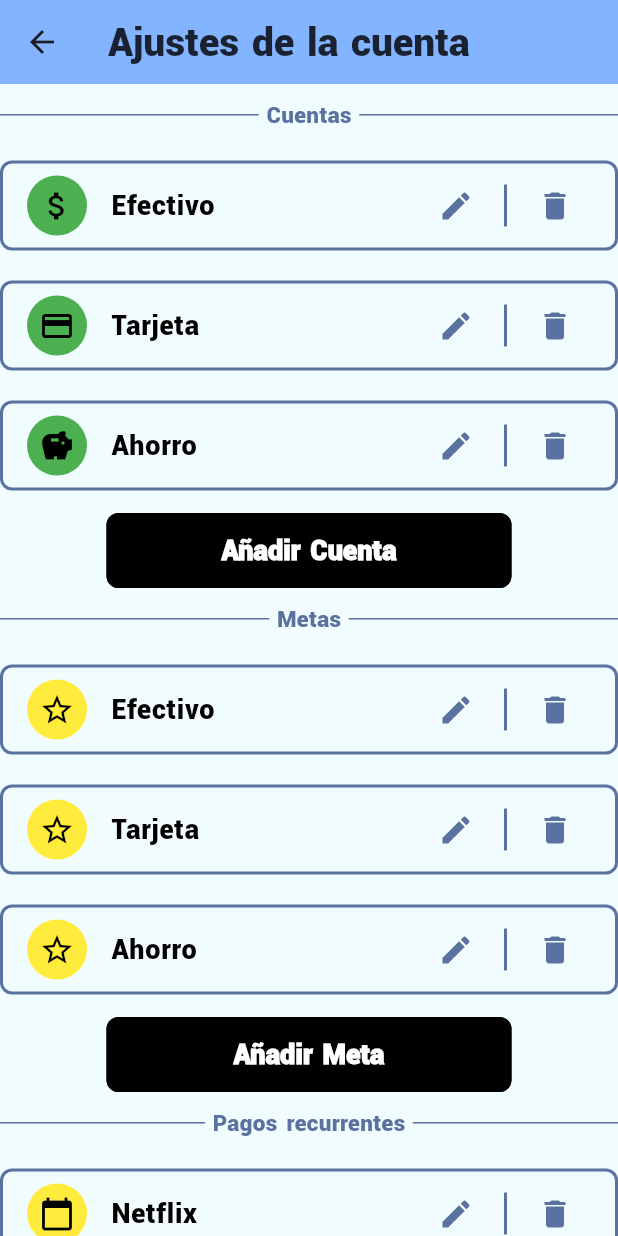
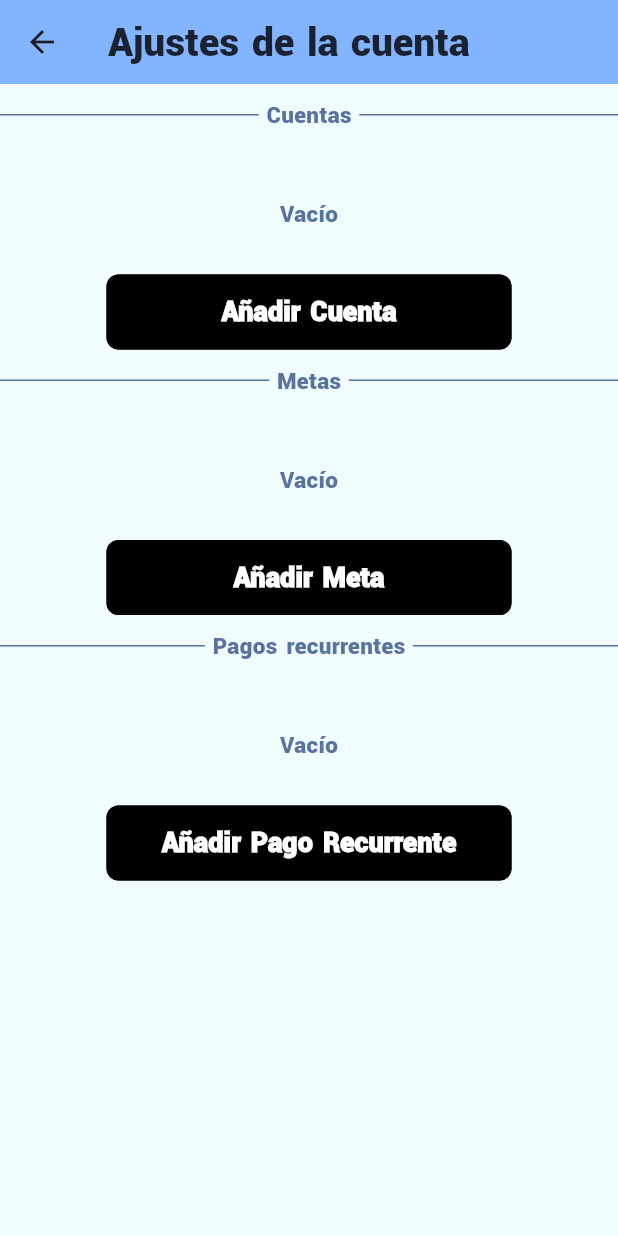
Before and after one commit to H4uSen/App-FINTES, a Flutter app: the CustomDrawer widget shown alone on an empty page, opened directly, after a tap on "Gestionar cuenta", on a phone screen of 412 x 824 dp. Run offline on Flutter 3.47's test engine with Material 3 defaults, Android fonts, the phone set to English and light mode, and no system bars; accounts and stored records are empty; Roboto replaces fonts that are missing (Roboto-Regular).

```diff
--- a/lib/business_logic/data/accounts_data.dart
+++ b/lib/business_logic/data/accounts_data.dart
@@ -1,6 +1,4 @@
 import 'package:app_fintes/business_logic/models/account_model.dart';
-import 'package:app_fintes/business_logic/models/registry_model.dart';
-
 
 List<Account> accounts = const [
   Account(
@@ -43,4 +41,5 @@ List<Account> accounts = const [
     recurrentAmount: 250.00,
   ),
 
+
 ];
--- a/lib/business_logic/data/users_data.dart
+++ b/lib/business_logic/data/users_data.dart
@@ -1,6 +1,4 @@
-import 'package:app_fintes/business_logic/models/account_model.dart';
 import 'package:app_fintes/business_logic/models/user_model.dart';
-
 
 List<User> users = [
   User(
--- a/lib/business_logic/data_functions.dart
+++ b/lib/business_logic/data_functions.dart
@@ -4,6 +4,15 @@ import 'package:app_fintes/business_logic/data/accounts_data.dart';
 import 'package:app_fintes/business_logic/data/registries_data.dart';
 import 'package:app_fintes/business_logic/models/account_model.dart';
 import 'package:app_fintes/business_logic/models/registry_model.dart';
+
+String drawerOptionSelected = 'Inicio';
+String getSelectedDrawerOption() {
+  return drawerOptionSelected;
+}
+void setSelectedDrawerOption(String drawerOption) {
+  drawerOptionSelected = drawerOption;
+}
+
 //
 List<Account> getUserAccounts(String userId) {
   List<Account> userAccounts = [];
--- a/lib/main.dart
+++ b/lib/main.dart
@@ -1,5 +1,4 @@
 
-import 'package:app_fintes/business_logic/models/user_model.dart';
 import 'package:app_fintes/pages/accountdetails_page.dart';
 import 'package:app_fintes/pages/acctmanagement_page.dart';
 import 'package:app_fintes/pages/home_page.dart';
@@ -9,7 +8,6 @@ import 'package:app_fintes/pages/registro_page.dart';
 import 'package:app_fintes/pages/registrydetails_page.dart';
 import 'package:app_fintes/widgets/theme_config.dart';
 import 'package:flutter/material.dart';
-import 'package:app_fintes/business_logic/data/globals.dart';
 
 void main() {
   runApp(const MainApp());
@@ -33,6 +31,9 @@ class MainApp extends StatelessWidget {
         '/accountdetails': (context) => const AccountDetailsPage(),
         '/accountmanagement': (context) => const GestionCuentas(),
       },
+      onGenerateRoute: (settings) => MaterialPageRoute(
+        builder: (context) => const PrincipalPage(),
+      ),
     );
   }
 }
--- a/lib/pages/acctmanagement_page.dart
+++ b/lib/pages/acctmanagement_page.dart
@@ -1,4 +1,7 @@
 // pages/acctmanagement_page.dart
+import 'package:app_fintes/business_logic/data/globals.dart';
+import 'package:app_fintes/business_logic/data_functions.dart';
+import 'package:app_fintes/business_logic/models/account_model.dart';
 import 'package:app_fintes/widgets/acct_listtile.dart';
 import 'package:app_fintes/widgets/form/custom_button.dart';
 import 'package:flutter/material.dart';
@@ -10,6 +13,14 @@ class GestionCuentas extends StatelessWidget {
 
   @override
   Widget build(BuildContext context) {
+    List<Account> accounts = getUserAccounts(globalUser!.id);
+    List<Account> goals = getUserGoals(globalUser!.id);
+    List<Account> recurrents = getUserRecurrents(globalUser!.id);
+    bool hasRecurrents = recurrents.isEmpty;
+    bool hasGoals = goals.isEmpty;
+    bool hasAccounts = accounts.isEmpty;
+
+    //TODO: Hay que hacer que funcionen los botones de editar, eliminar y añadir
     return Scaffold(
       appBar:  AppBar(
         title: const Text('Ajustes de la cuenta'),
@@ -24,8 +35,9 @@ class GestionCuentas extends StatelessWidget {
             ),
             const SizedBox(height: 15),
 
+            for (var account in accounts)
               AcctListtile(
-              title: 'Efectivo',
+                title: account.accountName,
                 leadingIcon: Icons.attach_money,
                 editIcon: Icons.edit,
                 deleteIcon: Icons.delete,
@@ -36,35 +48,16 @@ class GestionCuentas extends StatelessWidget {
                   //
                 },
               ),
-            const SizedBox(height: 10),
-           AcctListtile(
-              title: 'Tarjeta',
-              leadingIcon: Icons.credit_card,
-              editIcon: Icons.edit,
-              deleteIcon: Icons.delete,
-              onEdit: () {
-                //
-              },
-              onDelete: () {
-                //
-              },
+            Visibility(
+              visible: hasAccounts,
+              child: const Padding(
+                padding: EdgeInsets.symmetric(vertical: 20),
+                child: CustomDivider(title: 'Vacío', showLines: false),
               ),
-            const SizedBox(height: 10),
-           AcctListtile(
-              title: 'Ahorro',
-              leadingIcon: Icons.savings,
-              editIcon: Icons.edit,
-              deleteIcon: Icons.delete,
-              onEdit: () {
-                //
-              },
-              onDelete: () {
-                //
-              },
             ),
 
+
             const SizedBox(height: 10),
-
             CustomOutlinedButton(
               label: 'Añadir Cuenta',
               onPressed: () {
@@ -78,13 +71,13 @@ class GestionCuentas extends StatelessWidget {
             ),
             const SizedBox(height: 15),
 
+            for (var goal in goals)
               AcctListtile(
-              title: 'Efectivo',
-              leadingIcon: Icons.star_border,
+                title: goal.accountName,
+                leadingIcon: Icons.flag,
+                leadingIconBackgroundColor: CustomColors.yellow,
                 editIcon: Icons.edit,
                 deleteIcon: Icons.delete,
-              leadingIconBackgroundColor: Colors.yellow,
-              leadingIconColor: Colors.black,
                 onEdit: () {
                   //
                 },
@@ -92,14 +85,33 @@ class GestionCuentas extends StatelessWidget {
                   //
                 },
               ),
+              Visibility(
+                  visible: hasGoals,
+                  child: const Padding(
+                    padding: EdgeInsets.symmetric(vertical: 20),
+                    child: CustomDivider(title: 'Vacío', showLines: false),
+                  ),
+                ),
+
             const SizedBox(height: 10),
+            CustomOutlinedButton(
+              label: 'Añadir Meta',
+              onPressed: () {
+                //
+              },
+            ),
+            const CustomDivider(
+              title: 'Pagos recurrentes',
+              showLines: true,
+            ),
+            const SizedBox(height: 15),
+            for (var recurrent in recurrents)
               AcctListtile(
-              title: 'Tarjeta',
-              leadingIcon: Icons.star_border,
+                title: recurrent.accountName,
+                leadingIcon: Icons.lock_clock,
+                leadingIconBackgroundColor: CustomColors.red,
                 editIcon: Icons.edit,
                 deleteIcon: Icons.delete,
-              leadingIconBackgroundColor: Colors.yellow,
-              leadingIconColor: Colors.black,
                 onEdit: () {
                   //
                 },
@@ -107,65 +119,13 @@ class GestionCuentas extends StatelessWidget {
                   //
                 },
               ),
-            const SizedBox(height: 10),
-             AcctListtile(
-              title: 'Ahorro',
-              leadingIcon: Icons.star_border,
-              editIcon: Icons.edit,
-              deleteIcon: Icons.delete,
-              leadingIconBackgroundColor: Colors.yellow,
-              leadingIconColor: Colors.black,
-              onEdit: () {
-                //
-              },
-              onDelete: () {
-                //
-              },
+              Visibility(
+                  visible: hasRecurrents,
+                  child: const Padding(
+                    padding: EdgeInsets.symmetric(vertical: 20),
+                    child: CustomDivider(title: 'Vacío', showLines: false),
                   ),
-            const SizedBox(height: 10),
-             CustomOutlinedButton(
-              label: 'Añadir Meta',
-              onPressed: () {
-                //
-              },
                 ),
-
-            const CustomDivider(
-              title: 'Pagos recurrentes',
-              showLines: true,
-            ),
-            const SizedBox(height: 15),
-
-            AcctListtile(
-              title: 'Netflix',
-              leadingIcon: Icons.calendar_today,
-              editIcon: Icons.edit,
-              deleteIcon: Icons.delete,
-              leadingIconBackgroundColor: Colors.yellow,
-              leadingIconColor: Colors.black,
-              onEdit: () {
-                //
-              },
-              onDelete: () {
-                //
-              },
-            ),
-            const SizedBox(height: 10),
-             AcctListtile(
-              title: 'Renta',
-              leadingIcon: Icons.calendar_today,
-              editIcon: Icons.edit,
-              deleteIcon: Icons.delete,
-              leadingIconBackgroundColor: Colors.yellow,
-              leadingIconColor: Colors.black,
-              onEdit: () {
-                //
-              },
-              onDelete: () {
-                //
-              },
-            ),
-
             const SizedBox(height: 10),
             CustomOutlinedButton(
               label: 'Añadir Pago Recurrente',
--- a/lib/pages/login_page.dart
+++ b/lib/pages/login_page.dart
@@ -74,7 +74,6 @@ class LoginPageState extends State<LoginPage> {
                       ),
                       validator: (valor){
                         if (valor == null || valor.isEmpty) return 'Ingrese su contraseña';
-                        if (valor.length < 8) return 'La contraseña debe tener al menos 8 caracteres';
 
                         return null;
 
@@ -102,8 +101,9 @@ class LoginPageState extends State<LoginPage> {
                           );
                           return;
                         }
-                        globalUser = user;
-                        Navigator.pushReplacementNamed(context, '/home', arguments: user);
+                        //globalUser = user;
+                        if(globalUser == null) return;
+                        Navigator.pushReplacementNamed(context, '/home');
                       },
                       style: ElevatedButton.styleFrom(
                         padding: const EdgeInsets.symmetric(horizontal: 100, vertical: 15),
--- a/lib/pages/principal_page.dart
+++ b/lib/pages/principal_page.dart
@@ -1,6 +1,4 @@
-// pages/principal_page.dart
-//import 'package:app_fintes/pages/login_page.dart';
-//import 'package:app_fintes/pages/registro_page.dart';
+import 'package:app_fintes/business_logic/data/globals.dart';
 import 'package:app_fintes/widgets/theme_config.dart';
 import 'package:flutter/material.dart';
 
--- a/lib/widgets/custom.dart
+++ b/lib/widgets/custom.dart
@@ -11,10 +11,12 @@ class CustomForm extends StatelessWidget {
     required this.icon,
     this.icon1,
     this.validator,
-    this.obscureText = false, // Añadido
+    this.obscureText = false,
+    this.maxLength, // Añadido
   });
 
   final String label;
+  final int? maxLength;
   final String hintText;
   final TextEditingController controller;
   final Icon? icon;
@@ -30,6 +32,7 @@ class CustomForm extends StatelessWidget {
       obscureText: obscureText,
       keyboardType: TextInputType.text,
       style: const TextStyle(fontSize: 18),
+      maxLength: maxLength,
       maxLines: 1,
       decoration: InputDecoration(
         hintText: hintText,
--- a/lib/widgets/drawer/drawer_navtile.dart
+++ b/lib/widgets/drawer/drawer_navtile.dart
@@ -5,9 +5,11 @@ import 'package:flutter/material.dart';
 class DrawerNavTile extends StatelessWidget {
   const DrawerNavTile({
     super.key, required this.title, required this.icon, required this.iconBkgColor,
-    required this.onTap, this.subtitle, this.subColor, this.isDeposit
+    required this.onTap, this.subtitle, this.subColor, this.isDeposit,
+    this.isSelected = false,
   });
   final String? subtitle;
+  final bool isSelected;
   final String title;
   final IconData icon;
   final Color iconBkgColor;
@@ -20,6 +22,8 @@ class DrawerNavTile extends StatelessWidget {
     return Padding(
       padding: const EdgeInsets.only(right: 50, top: 5, bottom: 5),
       child: ListTile(
+        selected: isSelected,
+        selectedTileColor: CustomColors.darkBlue,
         visualDensity: VisualDensity.compact,
         tileColor: CustomColors.white,
         shape: const RoundedRectangleBorder(
@@ -56,7 +60,5 @@ class DrawerNavTile extends StatelessWidget {
         onTap: onTap,
       ),
     );
-
-
   }
 }
--- a/lib/widgets/home/recentactivity_tile.dart
+++ b/lib/widgets/home/recentactivity_tile.dart
@@ -29,7 +29,6 @@ class RecentActivityTile extends StatelessWidget {
     return Card(
       elevation: 10,
       shape: RoundedRectangleBorder(
-
         borderRadius: BorderRadius.circular(12.0),
         side: const BorderSide(
           color: CustomColors.darkBlue,
```
Also changed, not shown: lib/business_logic/user_functions.dart (+16 -0 lines), lib/pages/accountdetails_page.dart (+6 -1 lines), lib/pages/drawer.dart (+32 -3 lines), lib/pages/home_page.dart (+6 -2 lines), lib/pages/registro_page.dart (+56 -0 lines). Lines whose indentation alone changed are shown as unchanged.
